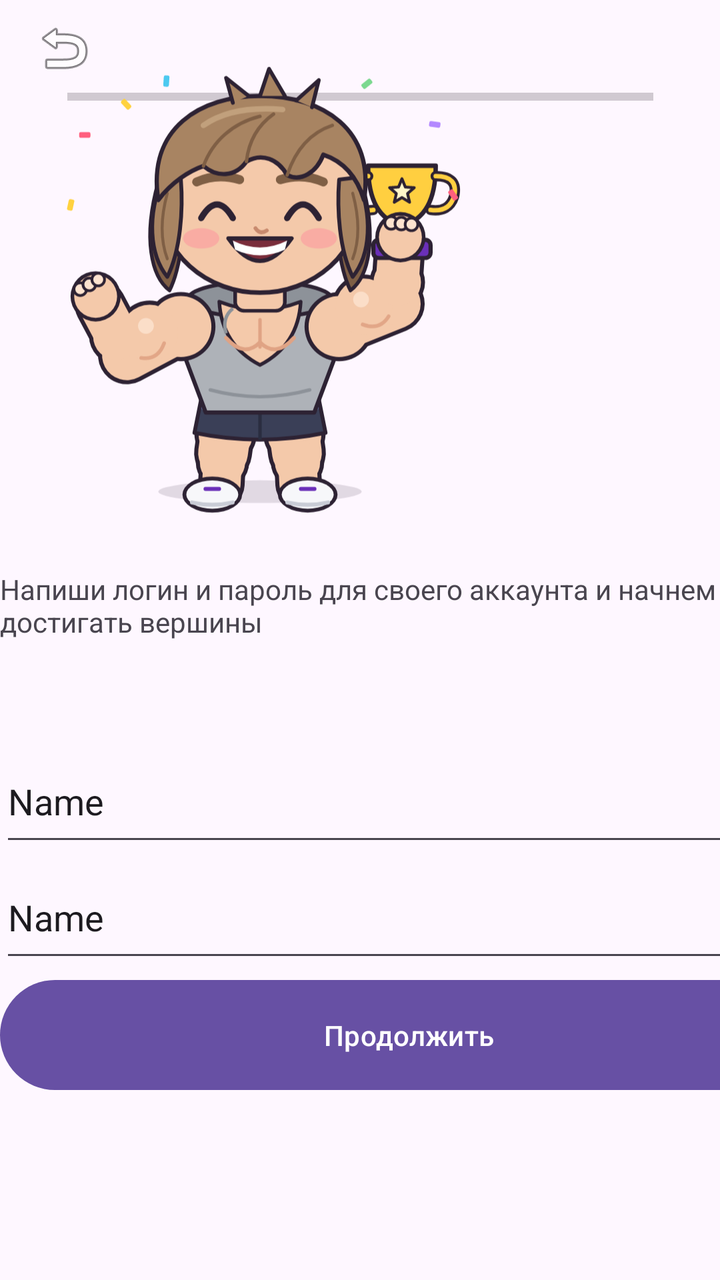
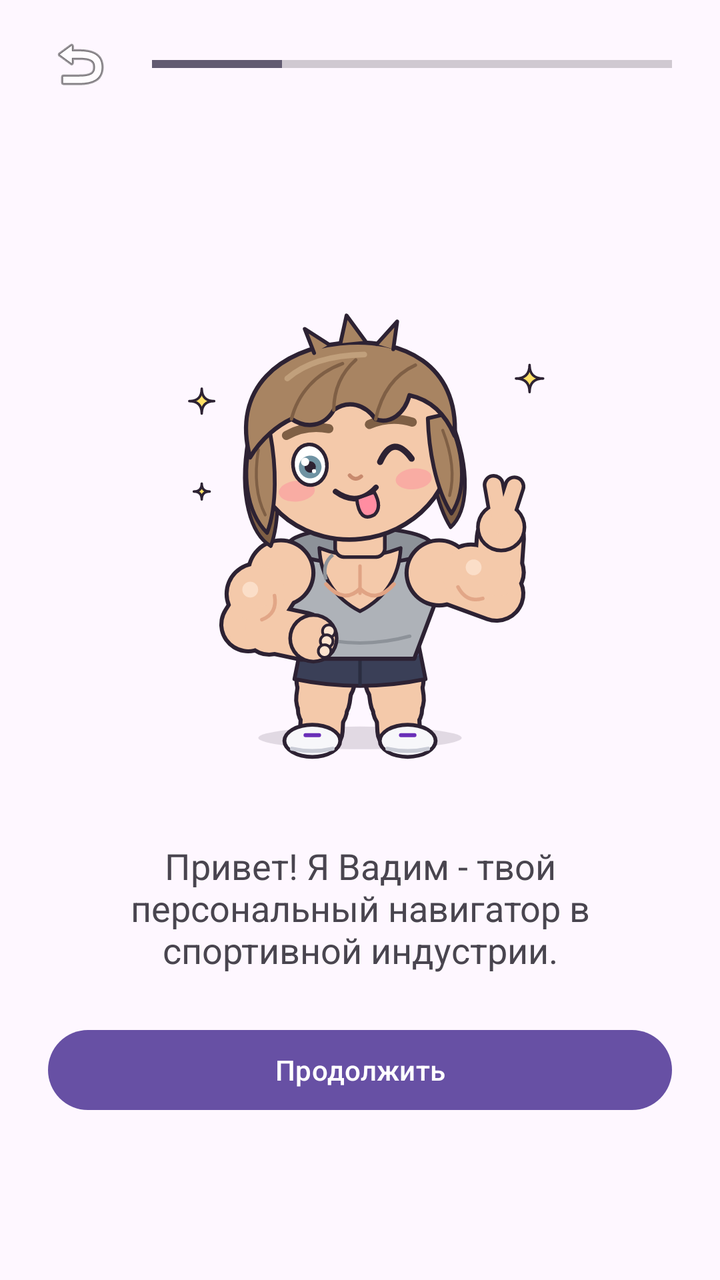

Before-and-after screenshots of an Android layout around one commit, followed by the original layout XML and the change that was made.
<!-- AndroidManifest.xml: application theme Theme.FitnessApp -->
<!-- res/layout/activity_start_test.xml -->
<?xml version="1.0" encoding="utf-8"?>
<androidx.constraintlayout.widget.ConstraintLayout xmlns:android="http://schemas.android.com/apk/res/android"
    xmlns:app="http://schemas.android.com/apk/res-auto"
    xmlns:tools="http://schemas.android.com/tools"
    android:id="@+id/main"
    android:layout_width="match_parent"
    android:layout_height="match_parent"
    tools:context=".startTestActivity">

    <ImageButton
        android:id="@+id/btnBack2"
        android:layout_width="wrap_content"
        android:layout_height="wrap_content"
        android:layout_marginStart="16dp"
        android:layout_marginTop="8dp"
        android:background="?attr/selectableItemBackgroundBorderless"
        app:layout_constraintStart_toStartOf="parent"
        app:layout_constraintTop_toTopOf="parent"
        app:srcCompat="@android:drawable/ic_menu_revert" />

    <ProgressBar
        android:id="@+id/progressBar"
        style="?android:attr/progressBarStyleHorizontal"
        android:layout_width="293dp"
        android:layout_height="28dp"
        app:layout_constraintBottom_toBottomOf="parent"
        app:layout_constraintEnd_toEndOf="parent"
        app:layout_constraintStart_toStartOf="parent"
        app:layout_constraintTop_toTopOf="parent"
        app:layout_constraintVertical_bias="0.056" />

    <FrameLayout
        android:layout_width="409dp"
        android:layout_height="638dp"
        app:layout_constraintBottom_toBottomOf="parent"
        tools:layout_editor_absoluteX="2dp">

        <LinearLayout
            android:layout_width="match_parent"
            android:layout_height="match_parent"
            android:orientation="vertical"
            android:visibility="invisible">

            <ImageView
                android:id="@+id/imageView2"
                android:layout_width="260dp"
                android:layout_height="283dp"
                app:srcCompat="@drawable/_07_barbell_overhead" />

            <TextView
                android:id="@+id/textView4"
                android:layout_width="match_parent"
                android:layout_height="66dp"
                android:text="Напиши цель, которую ты хочешь достигнуть за время использования приложения" />

            <EditText
                android:id="@+id/editTextText"
                android:layout_width="match_parent"
                android:layout_height="134dp"
                android:ems="10"
                android:inputType="text"
                android:text="Name" />

            <Button
                android:id="@+id/button"
                android:layout_width="match_parent"
                android:layout_height="63dp"
                android:text="Продолжить" />

        </LinearLayout>

        <LinearLayout
            android:layout_width="match_parent"
            android:layout_height="match_parent"
            android:orientation="vertical"
            android:visibility="invisible">

            <ImageView
                android:id="@+id/imageView2"
                android:layout_width="260dp"
                android:layout_height="283dp"
                app:srcCompat="@drawable/_16_thinking" />

            <TextView
                android:id="@+id/textView4"
                android:layout_width="match_parent"
                android:layout_height="66dp"
                android:text="Напиши свой пол, рост, вес, с помощью этих данных мы будем рассчитывать планы тренировок и считать КБЖУ" />

            <EditText
                android:id="@+id/editTextText"
                android:layout_width="match_parent"
                android:layout_height="wrap_content"
                android:ems="10"
                android:inputType="text"
                android:text="Name" />

            <EditText
                android:id="@+id/editTextText2"
                android:layout_width="match_parent"
                android:layout_height="wrap_content"
                android:ems="10"
                android:inputType="text"
                android:text="Name" />

            <EditText
                android:id="@+id/editTextText3"
                android:layout_width="match_parent"
                android:layout_height="wrap_content"
                android:ems="10"
                android:inputType="text"
                android:text="Name" />

            <Button
                android:id="@+id/button"
                android:layout_width="match_parent"
                android:layout_height="63dp"
                android:text="Продолжить" />

        </LinearLayout>

        <LinearLayout
            android:layout_width="match_parent"
            android:layout_height="match_parent"
            android:orientation="vertical"
            android:visibility="invisible">

            <ImageView
                android:id="@+id/imageView2"
                android:layout_width="272dp"
                android:layout_height="321dp"
                app:srcCompat="@drawable/_27_peace" />

            <TextView
                android:id="@+id/textView4"
                android:layout_width="match_parent"
                android:layout_height="163dp"
                android:text="Привет! Я Вадим - твой персональный навигатор в спортивной индустрии." />

            <Button
                android:id="@+id/button"
                android:layout_width="match_parent"
                android:layout_height="63dp"
                android:text="Продолжить" />

        </LinearLayout>

        <LinearLayout
            android:layout_width="match_parent"
            android:layout_height="match_parent"
            android:orientation="vertical">

            <ImageView
                android:id="@+id/imageView2"
                android:layout_width="260dp"
                android:layout_height="283dp"
                app:srcCompat="@drawable/_20_trophy" />

            <TextView
                android:id="@+id/textView4"
                android:layout_width="match_parent"
                android:layout_height="85dp"
                android:text="Напиши логин и пароль для своего аккаунта и начнем достигать вершины" />

            <EditText
                android:id="@+id/editTextText"
                android:layout_width="match_parent"
                android:layout_height="58dp"
                android:ems="10"
                android:inputType="text"
                android:text="Name" />

            <EditText
                android:id="@+id/editTextText5"
                android:layout_width="match_parent"
                android:layout_height="58dp"
                android:ems="10"
                android:inputType="text"
                android:text="Name" />

            <Button
                android:id="@+id/button"
                android:layout_width="match_parent"
                android:layout_height="63dp"
                android:text="Продолжить" />

        </LinearLayout>
    </FrameLayout>
</androidx.constraintlayout.widget.ConstraintLayout>
<!-- resources referenced by this layout -->
<resources>
  <!-- drawable _07_barbell_overhead: vector/xml drawable (drawable, 19461 chars, omitted) -->
  <!-- drawable _16_thinking: vector/xml drawable (drawable, 18852 chars, omitted) -->
  <!-- drawable _20_trophy: vector/xml drawable (drawable, 20006 chars, omitted) -->
  <!-- drawable _27_peace: vector/xml drawable (drawable, 18783 chars, omitted) -->
  <style name="Theme.FitnessApp" parent="Base.Theme.FitnessApp" />
  <style name="Base.Theme.FitnessApp" parent="Theme.Material3.DayNight.NoActionBar">
          
          
      </style>
</resources>

<!-- the commit's change to res/layout/activity_start_test.xml (unified diff, before → after) -->
@@ -8,12 +8,13 @@
     tools:context=".startTestActivity">
 
     <ImageButton
-        android:id="@+id/btnBack2"
-        android:layout_width="wrap_content"
-        android:layout_height="wrap_content"
+        android:id="@+id/btnBack"
+        android:layout_width="48dp"
+        android:layout_height="48dp"
         android:layout_marginStart="16dp"
         android:layout_marginTop="8dp"
         android:background="?attr/selectableItemBackgroundBorderless"
+        android:contentDescription="Назад"
         app:layout_constraintStart_toStartOf="parent"
         app:layout_constraintTop_toTopOf="parent"
         app:srcCompat="@android:drawable/ic_menu_revert" />
@@ -21,169 +22,222 @@
     <ProgressBar
         android:id="@+id/progressBar"
         style="?android:attr/progressBarStyleHorizontal"
-        android:layout_width="293dp"
-        android:layout_height="28dp"
+        android:layout_width="0dp"
+        android:layout_height="wrap_content"
+        android:layout_marginStart="12dp"
+        android:layout_marginEnd="24dp"
+        android:max="4"
+        android:progress="1"
+        app:layout_constraintBottom_toBottomOf="@id/btnBack"
+        app:layout_constraintEnd_toEndOf="parent"
+        app:layout_constraintStart_toEndOf="@id/btnBack"
+        app:layout_constraintTop_toTopOf="@id/btnBack" />
+
+    <FrameLayout
+        android:id="@+id/stepsContainer"
+        android:layout_width="0dp"
+        android:layout_height="0dp"
         app:layout_constraintBottom_toBottomOf="parent"
         app:layout_constraintEnd_toEndOf="parent"
         app:layout_constraintStart_toStartOf="parent"
-        app:layout_constraintTop_toTopOf="parent"
-        app:layout_constraintVertical_bias="0.056" />
-
-    <FrameLayout
-        android:layout_width="409dp"
-        android:layout_height="638dp"
-        app:layout_constraintBottom_toBottomOf="parent"
-        tools:layout_editor_absoluteX="2dp">
-
-        <LinearLayout
-            android:layout_width="match_parent"
-            android:layout_height="match_parent"
-            android:orientation="vertical"
-            android:visibility="invisible">
-
-            <ImageView
-                android:id="@+id/imageView2"
-                android:layout_width="260dp"
-                android:layout_height="283dp"
+        app:layout_constraintTop_toBottomOf="@id/btnBack">
+
+        <LinearLayout
+            android:id="@+id/stepWelcome"
+            android:layout_width="match_parent"
+            android:layout_height="match_parent"
+            android:gravity="center"
+            android:orientation="vertical"
+            android:padding="24dp">
+
+            <ImageView
+                android:id="@+id/ivWelcome"
+                android:layout_width="260dp"
+                android:layout_height="260dp"
+                android:contentDescription="Приветствие"
+                android:scaleType="fitCenter"
+                app:srcCompat="@drawable/_27_peace" />
+
+            <TextView
+                android:id="@+id/tvWelcome"
+                android:layout_width="match_parent"
+                android:layout_height="wrap_content"
+                android:layout_marginTop="24dp"
+                android:text="Привет! Я Вадим - твой персональный навигатор в спортивной индустрии."
+                android:textAlignment="center"
+                android:textSize="18sp" />
+
+            <Button
+                android:id="@+id/btnWelcomeNext"
+                android:layout_width="match_parent"
+                android:layout_height="wrap_content"
+                android:layout_marginTop="24dp"
+                android:text="Продолжить" />
+        </LinearLayout>
+
+        <LinearLayout
+            android:id="@+id/stepGoal"
+            android:layout_width="match_parent"
+            android:layout_height="match_parent"
+            android:gravity="center"
+            android:orientation="vertical"
+            android:padding="24dp"
+            android:visibility="gone">
+
+            <ImageView
+                android:id="@+id/ivGoal"
+                android:layout_width="260dp"
+                android:layout_height="260dp"
+                android:contentDescription="Цель"
+                android:scaleType="fitCenter"
                 app:srcCompat="@drawable/_07_barbell_overhead" />
 
             <TextView
-                android:id="@+id/textView4"
-                android:layout_width="match_parent"
-                android:layout_height="66dp"
-                android:text="Напиши цель, которую ты хочешь достигнуть за время использования приложения" />
-
-            <EditText
-                android:id="@+id/editTextText"
-                android:layout_width="match_parent"
-                android:layout_height="134dp"
-                android:ems="10"
-                android:inputType="text"
-                android:text="Name" />
-
-            <Button
-                android:id="@+id/button"
-                android:layout_width="match_parent"
-                android:layout_height="63dp"
+                android:id="@+id/tvGoalTitle"
+                android:layout_width="match_parent"
+                android:layout_height="wrap_content"
+                android:layout_marginTop="24dp"
+                android:text="Напиши цель, которую ты хочешь достигнуть за время использования приложения"
+                android:textAlignment="center"
+                android:textSize="18sp" />
+
+            <EditText
+                android:id="@+id/etGoal"
+                android:layout_width="match_parent"
+                android:layout_height="wrap_content"
+                android:layout_marginTop="16dp"
+                android:gravity="top|start"
+                android:hint="Например: похудеть на 5 кг"
+                android:inputType="textMultiLine|textCapSentences"
+                android:minLines="3" />
+
+            <Button
+                android:id="@+id/btnGoalNext"
+                android:layout_width="match_parent"
+                android:layout_height="wrap_content"
+                android:layout_marginTop="24dp"
                 android:text="Продолжить" />
-
-        </LinearLayout>
-
-        <LinearLayout
-            android:layout_width="match_parent"
-            android:layout_height="match_parent"
-            android:orientation="vertical"
-            android:visibility="invisible">
-
-            <ImageView
-                android:id="@+id/imageView2"
-                android:layout_width="260dp"
-                android:layout_height="283dp"
+        </LinearLayout>
+
+        <LinearLayout
+            android:id="@+id/stepBody"
+            android:layout_width="match_parent"
+            android:layout_height="match_parent"
+            android:gravity="center"
+            android:orientation="vertical"
+            android:padding="24dp"
+            android:visibility="gone">
+
+            <ImageView
+                android:id="@+id/ivBody"
+                android:layout_width="260dp"
+                android:layout_height="260dp"
+                android:contentDescription="Данные"
+                android:scaleType="fitCenter"
                 app:srcCompat="@drawable/_16_thinking" />
 
             <TextView
-                android:id="@+id/textView4"
-                android:layout_width="match_parent"
-                android:layout_height="66dp"
-                android:text="Напиши свой пол, рост, вес, с помощью этих данных мы будем рассчитывать планы тренировок и считать КБЖУ" />
-
-            <EditText
-                android:id="@+id/editTextText"
-                android:layout_width="match_parent"
-                android:layout_height="wrap_content"
-                android:ems="10"
-                android:inputType="text"
-                android:text="Name" />
-
-            <EditText
-                android:id="@+id/editTextText2"
-                android:layout_width="match_parent"
-                android:layout_height="wrap_content"
-                android:ems="10"
-                android:inputType="text"
-                android:text="Name" />
-
-            <EditText
-                android:id="@+id/editTextText3"
-                android:layout_width="match_parent"
-                android:layout_height="wrap_content"
-                android:ems="10"
-                android:inputType="text"
-                android:text="Name" />
-
-            <Button
-                android:id="@+id/button"
-                android:layout_width="match_parent"
-                android:layout_height="63dp"
+                android:id="@+id/tvBodyTitle"
+                android:layout_width="match_parent"
+                android:layout_height="wrap_content"
+                android:layout_marginTop="16dp"
+                android:text="Укажи пол, рост и вес — по ним мы рассчитаем план тренировок и КБЖУ"
+                android:textAlignment="center"
+                android:textSize="18sp" />
+
+            <RadioGroup
+                android:id="@+id/rgGender"
+                android:layout_width="wrap_content"
+                android:layout_height="wrap_content"
+                android:layout_marginTop="16dp"
+                android:orientation="horizontal">
+
+                <RadioButton
+                    android:id="@+id/rbMale"
+                    android:layout_width="wrap_content"
+                    android:layout_height="wrap_content"
+                    android:layout_marginEnd="24dp"
+                    android:text="Мужской" />
+
+                <RadioButton
+                    android:id="@+id/rbFemale"
+                    android:layout_width="wrap_content"
+                    android:layout_height="wrap_content"
+                    android:text="Женский" />
+            </RadioGroup>
+
+            <EditText
+                android:id="@+id/etHeight"
+                android:layout_width="match_parent"
+                android:layout_height="wrap_content"
+                android:hint="Рост, см"
+                android:inputType="number"
+                android:maxLength="3" />
+
+            <EditText
+                android:id="@+id/etWeight"
+                android:layout_width="match_parent"
+                android:layout_height="wrap_content"
+                android:hint="Вес, кг"
+                android:inputType="numberDecimal"
+                android:maxLength="5" />
+
+            <Button
+                android:id="@+id/btnBodyNext"
+                android:layout_width="match_parent"
+                android:layout_height="wrap_content"
+                android:layout_marginTop="24dp"
                 android:text="Продолжить" />
-
-        </LinearLayout>
-
-        <LinearLayout
-            android:layout_width="match_parent"
-            android:layout_height="match_parent"
-            android:orientation="vertical"
-            android:visibility="invisible">
-
-            <ImageView
-                android:id="@+id/imageView2"
-                android:layout_width="272dp"
-                android:layout_height="321dp"
-                app:srcCompat="@drawable/_27_peace" />
-
-            <TextView
-                android:id="@+id/textView4"
-                android:layout_width="match_parent"
-                android:layout_height="163dp"
-                android:text="Привет! Я Вадим - твой персональный навигатор в спортивной индустрии." />
-
-            <Button
-                android:id="@+id/button"
-                android:layout_width="match_parent"
-                android:layout_height="63dp"
-                android:text="Продолжить" />
-
-        </LinearLayout>
-
-        <LinearLayout
-            android:layout_width="match_parent"
-            android:layout_height="match_parent"
-            android:orientation="vertical">
-
-            <ImageView
-                android:id="@+id/imageView2"
-                android:layout_width="260dp"
-                android:layout_height="283dp"
+        </LinearLayout>
+
+        <LinearLayout
+            android:id="@+id/stepAccount"
+            android:layout_width="match_parent"
+            android:layout_height="match_parent"
+            android:gravity="center"
+            android:orientation="vertical"
+            android:padding="24dp"
+            android:visibility="gone">
+
+            <ImageView
+                android:id="@+id/ivAccount"
+                android:layout_width="260dp"
+                android:layout_height="260dp"
+                android:contentDescription="Аккаунт"
+                android:scaleType="fitCenter"
                 app:srcCompat="@drawable/_20_trophy" />
 
             <TextView
-                android:id="@+id/textView4"
-                android:layout_width="match_parent"
-                android:layout_height="85dp"
-                android:text="Напиши логин и пароль для своего аккаунта и начнем достигать вершины" />
-
-            <EditText
-                android:id="@+id/editTextText"
-                android:layout_width="match_parent"
-                android:layout_height="58dp"
-                android:ems="10"
-                android:inputType="text"
-                android:text="Name" />
-
-            <EditText
-                android:id="@+id/editTextText5"
-                android:layout_width="match_parent"
-                android:layout_height="58dp"
-                android:ems="10"
-                android:inputType="text"
-                android:text="Name" />
-
-            <Button
-                android:id="@+id/button"
-                android:layout_width="match_parent"
-                android:layout_height="63dp"
-                android:text="Продолжить" />
-
-        </LinearLayout>
+                android:id="@+id/tvAccountTitle"
+                android:layout_width="match_parent"
+                android:layout_height="wrap_content"
+                android:layout_marginTop="24dp"
+                android:text="Напиши логин и пароль для своего аккаунта и начнем достигать вершины"
+                android:textAlignment="center"
+                android:textSize="18sp" />
+
+            <EditText
+                android:id="@+id/etLogin"
+                android:layout_width="match_parent"
+                android:layout_height="wrap_content"
+                android:layout_marginTop="16dp"
+                android:hint="Логин"
+                android:inputType="textNoSuggestions" />
+
+            <EditText
+                android:id="@+id/etPassword"
+                android:layout_width="match_parent"
+                android:layout_height="wrap_content"
+                android:hint="Пароль"
+                android:inputType="textPassword" />
+
+            <Button
+                android:id="@+id/btnFinish"
+                android:layout_width="match_parent"
+                android:layout_height="wrap_content"
+                android:layout_marginTop="24dp"
+                android:text="Начать" />
+        </LinearLayout>
+
     </FrameLayout>
 </androidx.constraintlayout.widget.ConstraintLayout>
